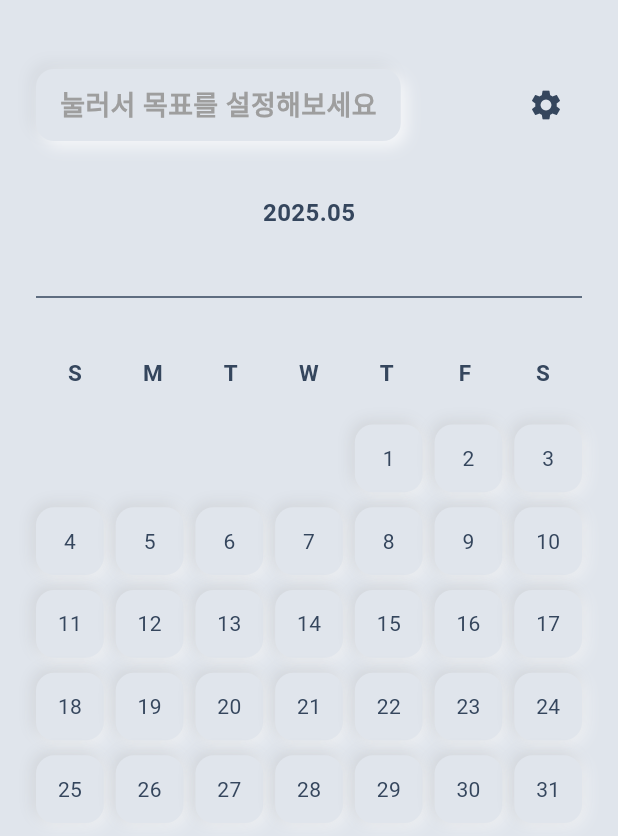
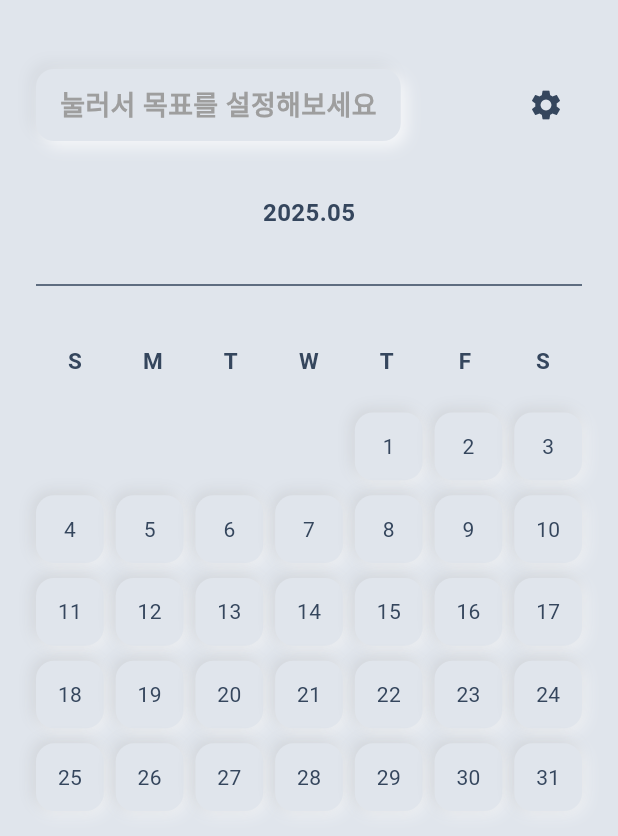
Before and after one commit to hayeonhee/haenaedda, a Flutter app: the screen it shows after launch, on a phone screen of 412 x 824 dp. Shown: the top 836 px of the screen. Run offline on Flutter 3.47's test engine with Material 3 defaults, Android fonts, the phone set to English and light mode, and no system bars; our stand-ins replace shared_preferences; Roboto replaces fonts that are missing (Pretendard).

```diff
--- a/lib/ui/goal_calendar/my_calendar_page.dart
+++ b/lib/ui/goal_calendar/my_calendar_page.dart
@@ -42,7 +42,7 @@ class _MyCalendarPageState extends State<MyCalendarPage> {
                 // TODO: Implement the save functionality
                 onGoalEditSubmitted: (String value) {},
               ),
-              const SizedBox(height: 24),
+              const SizedBox(height: 16),
               const Divider(thickness: 1),
               const SizedBox(height: 32),
               Row(
```
